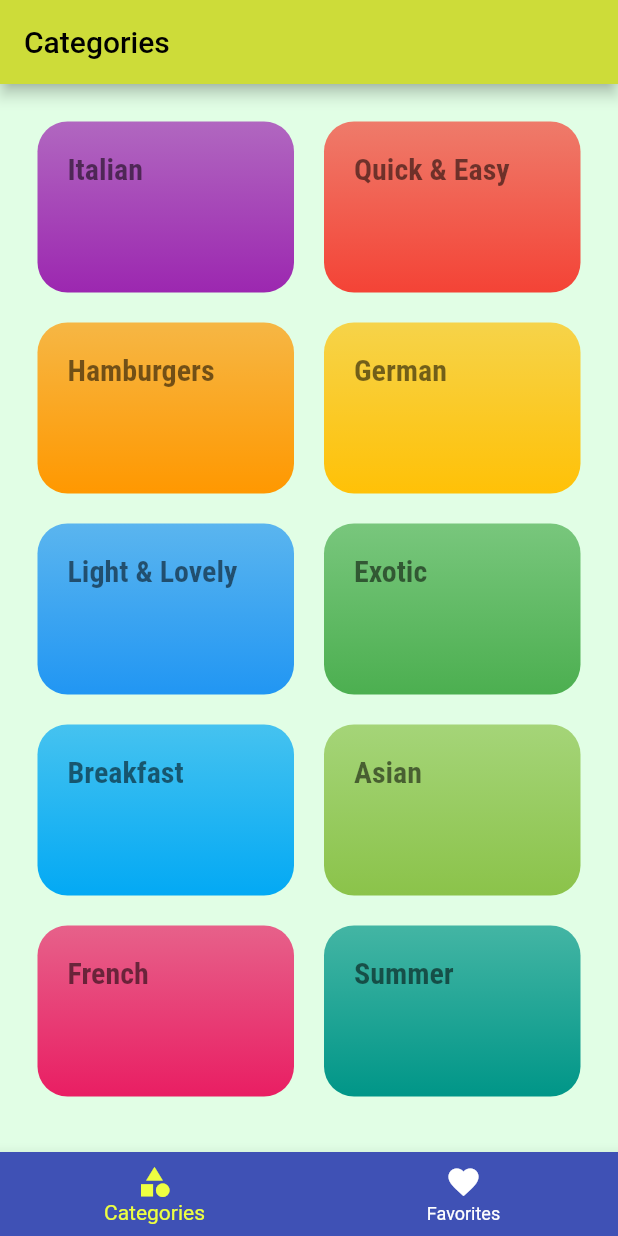
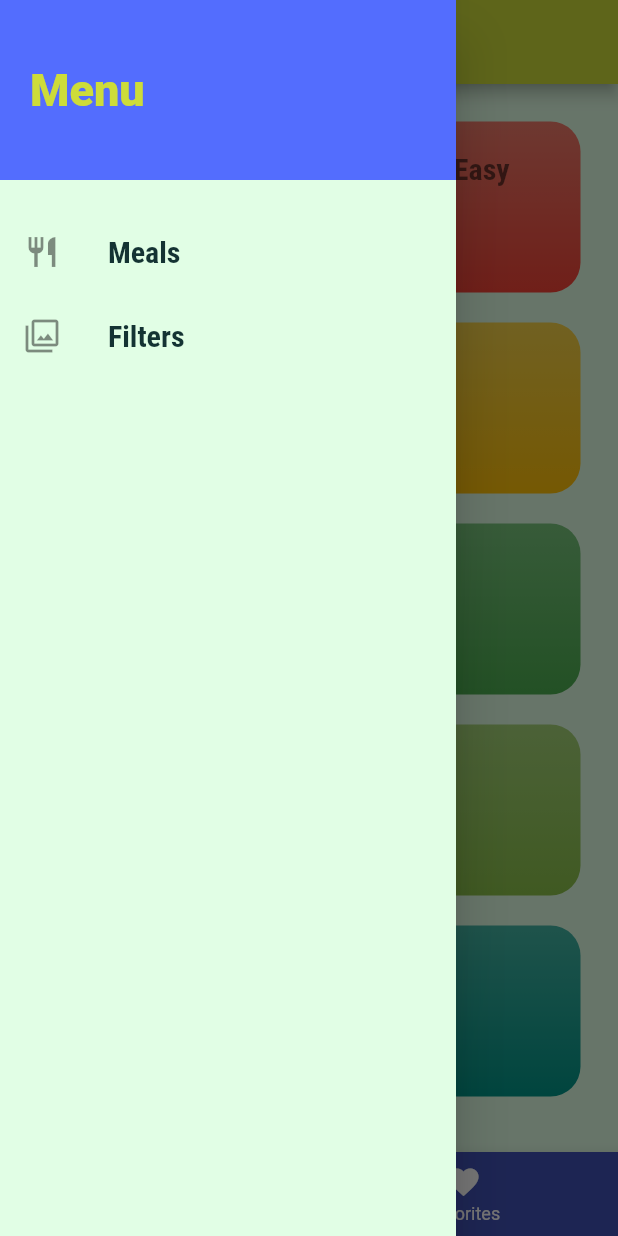
Before and after one commit to cjchika/swift_meal, a Flutter app: the screen it shows after launch, with the side drawer open (before the commit the screen has no drawer), on a phone screen of 412 x 824 dp. Run offline on Flutter 3.47's test engine with Material 2 defaults, Android fonts, the phone set to English and light mode, and no system bars.

Commit message:
Improving UI

```diff
--- a/lib/screens/tabs_screen.dart
+++ b/lib/screens/tabs_screen.dart
@@ -1,6 +1,7 @@
 import 'package:flutter/material.dart';
 import './favourite_screen.dart';
 import './categories_screen.dart';
+import '../widgets/main_drawer.dart';
 
 class TabsScreen extends StatefulWidget {
   const TabsScreen({Key key}) : super(key: key);
@@ -35,6 +36,7 @@ class _TabsScreenState extends State<TabsScreen> {
       appBar: AppBar(
         title: Text(_pages[_selectedPageIndex]['title']),
       ),
+      drawer: MainDrawer(),
       body: _pages[_selectedPageIndex]['page'],
       bottomNavigationBar: BottomNavigationBar(
         onTap: _selectPage,
--- /dev/null
+++ b/lib/widgets/main_drawer.dart
@@ -0,0 +1,51 @@
+import 'package:flutter/material.dart';
+
+class MainDrawer extends StatelessWidget {
+  const MainDrawer({Key key}) : super(key: key);
+
+  Widget buildListTile(String title, IconData icon) {
+    return ListTile(
+      leading: Icon(
+        icon,
+        size: 24,
+      ),
+      title: Text(
+        title,
+        style: TextStyle(
+          fontFamily: 'RobotoCondensed',
+          fontSize: 20,
+          fontWeight: FontWeight.bold,
+        ),
+      ),
+      onTap: () {},
+    );
+  }
+
+  @override
+  Widget build(BuildContext context) {
+    return Drawer(
+      child: Column(children: [
+        Container(
+          height: 120,
+          width: double.infinity,
+          padding: EdgeInsets.all(20),
+          alignment: Alignment.centerLeft,
+          color: Colors.indigoAccent,
+          child: Text(
+            'Menu',
+            style: TextStyle(
+              fontWeight: FontWeight.w900,
+              fontSize: 30,
+              color: Theme.of(context).primaryColor,
+            ),
+          ),
+        ),
+        SizedBox(
+          height: 20,
+        ),
+        buildListTile('Meals', Icons.restaurant),
+        buildListTile('Filters', Icons.filter),
+      ]),
+    );
+  }
+}
```
